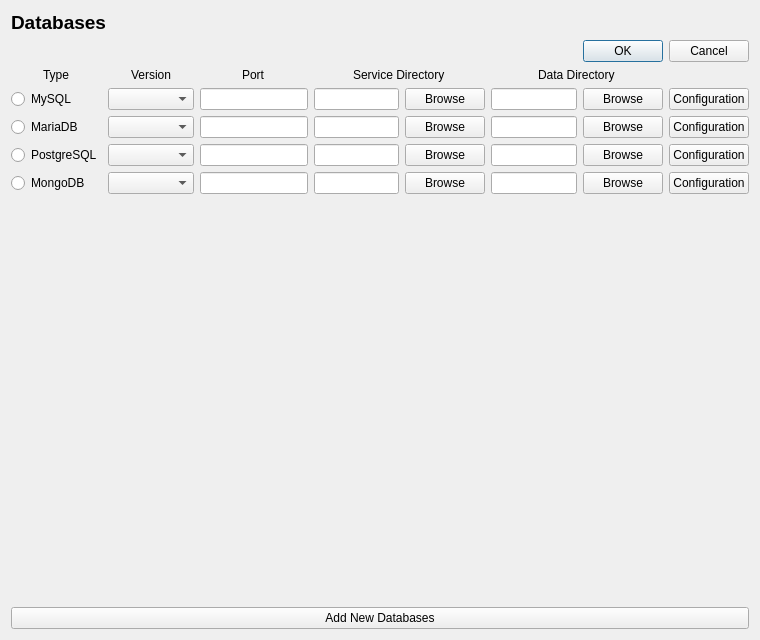
First picture: the form in ui/forms/Pages/DatabasesPage.ui, repository Newt-Louis/pylwss, before the edit.
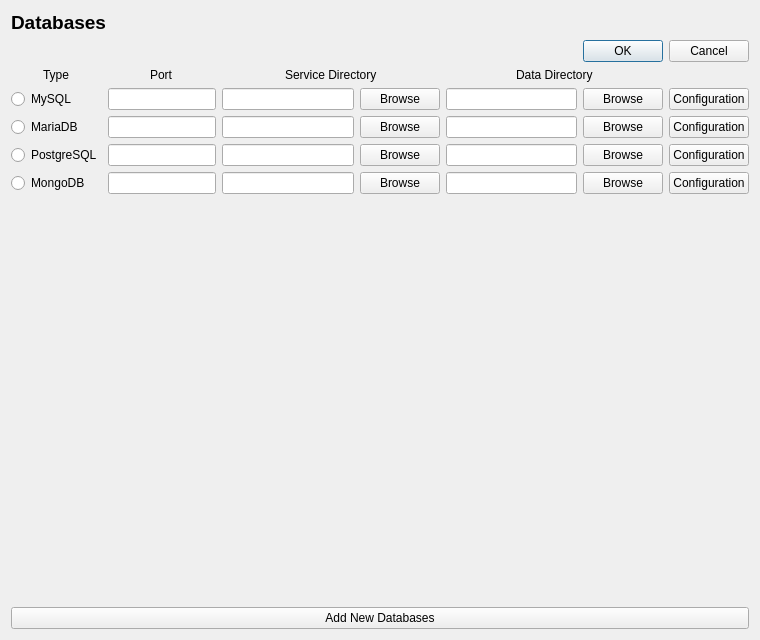
Second picture: the form after the edit.

Commit message: load init data + remove unused selected version

What changed in the file:
```diff
--- a/ui/forms/Pages/DatabasesPage.ui
+++ b/ui/forms/Pages/DatabasesPage.ui
@@ -43,7 +43,97 @@
     </layout>
    </item>
    <item>
-    <layout class="QGridLayout" name="database_content_layout" columnstretch="0,1,0,2,2,0">
+    <layout class="QGridLayout" name="database_content_layout" columnstretch="0,0,1,1,0">
+     <item row="1" column="2">
+      <layout class="QHBoxLayout" name="horizontalLayout">
+       <item>
+        <widget class="QLineEdit" name="mysql_service_dir_lineEdit"/>
+       </item>
+       <item>
+        <widget class="QPushButton" name="mysql_service_dir_browseButton">
+         <property name="text">
+          <string>Browse</string>
+         </property>
+        </widget>
+       </item>
+      </layout>
+     </item>
+     <item row="4" column="0">
+      <widget class="QRadioButton" name="mongodb_radio">
+       <property name="text">
+        <string>MongoDB</string>
+       </property>
+      </widget>
+     </item>
+     <item row="2" column="4">
+      <widget class="QPushButton" name="mariadb_config_pushButton">
+       <property name="text">
+        <string>Configuration</string>
+       </property>
+      </widget>
+     </item>
+     <item row="1" column="3">
+      <layout class="QHBoxLayout" name="horizontalLayout_2">
+       <item>
+        <widget class="QLineEdit" name="mysql_data_dir_lineEdit"/>
+       </item>
+       <item>
+        <widget class="QPushButton" name="mysql_data_dir_browseButton">
+         <property name="text">
+          <string>Browse</string>
+         </property>
+        </widget>
+       </item>
+      </layout>
+     </item>
+     <item row="4" column="2">
+      <layout class="QHBoxLayout" name="horizontalLayout_7">
+       <item>
+        <widget class="QLineEdit" name="mongodb_service_dir_lineEdit"/>
+       </item>
+       <item>
+        <widget class="QPushButton" name="mongodb_service_dir_browseButton">
+         <property name="text">
+          <string>Browse</string>
+         </property>
+        </widget>
+       </item>
+      </layout>
+     </item>
+     <item row="3" column="2">
+      <layout class="QHBoxLayout" name="horizontalLayout_5">
+       <item>
+        <widget class="QLineEdit" name="postgresql_service_dir_lineEdit"/>
+       </item>
+       <item>
+        <widget class="QPushButton" name="postgresql_service_dir_browseButton">
+         <property name="text">
+          <string>Browse</string>
+         </property>
+        </widget>
+       </item>
+      </layout>
+     </item>
+     <item row="2" column="1">
+      <widget class="QLineEdit" name="mariadb_port_lineEdit"/>
+     </item>
+     <item row="1" column="4">
+      <widget class="QPushButton" name="mysql_config_pushButton">
+       <property name="text">
+        <string>Configuration</string>
+       </property>
+      </widget>
+     </item>
+     <item row="0" column="1" alignment="Qt::AlignmentFlag::AlignHCenter">
+      <widget class="QLabel" name="label_3">
+       <property name="styleSheet">
+        <string notr="true">font: 14pt &quot;Segoe UI&quot;;</string>
+       </property>
+       <property name="text">
+        <string>Port</string>
+       </property>
+      </widget>
+     </item>
      <item row="0" column="0" alignment="Qt::AlignmentFlag::AlignHCenter">
       <widget class="QLabel" name="label">
        <property name="styleSheet">
@@ -55,74 +145,23 @@
        </property>
       </widget>
      </item>
-     <item row="0" column="2" alignment="Qt::AlignmentFlag::AlignHCenter">
-      <widget class="QLabel" name="label_3">
-       <property name="styleSheet">
-        <string notr="true">font: 14pt &quot;Segoe UI&quot;;</string>
-       </property>
+     <item row="3" column="4">
+      <widget class="QPushButton" name="postgresql_config_pushButton">
        <property name="text">
-        <string>Port</string>
+        <string>Configuration</string>
        </property>
       </widget>
      </item>
-     <item row="3" column="3">
-      <layout class="QHBoxLayout" name="horizontalLayout_5">
-       <item>
-        <widget class="QLineEdit" name="postgresql_service_dir_lineEdit"/>
-       </item>
-       <item>
-        <widget class="QPushButton" name="postgresql_service_dir_browseButton">
-         <property name="text">
-          <string>Browse</string>
-         </property>
-        </widget>
-       </item>
-      </layout>
-     </item>
      <item row="1" column="1">
-      <widget class="QComboBox" name="mysql_version_comboBox"/>
-     </item>
-     <item row="4" column="0">
-      <widget class="QRadioButton" name="mongodb_radio">
-       <property name="text">
-        <string>MongoDB</string>
-       </property>
-      </widget>
-     </item>
-     <item row="4" column="4">
-      <layout class="QHBoxLayout" name="horizontalLayout_8">
-       <item>
-        <widget class="QLineEdit" name="mongodb_data_dir_lineEdit"/>
-       </item>
-       <item>
-        <widget class="QPushButton" name="mongodb_data_dir_browseButton">
-         <property name="text">
-          <string>Browse</string>
-         </property>
-        </widget>
-       </item>
-      </layout>
-     </item>
-     <item row="0" column="3" alignment="Qt::AlignmentFlag::AlignHCenter">
-      <widget class="QLabel" name="label_4">
-       <property name="styleSheet">
-        <string notr="true">font: 14pt &quot;Segoe UI&quot;;</string>
-       </property>
-       <property name="text">
-        <string>Service Directory</string>
-       </property>
-      </widget>
-     </item>
-     <item row="1" column="0">
-      <widget class="QRadioButton" name="mysql_radio">
-       <property name="text">
-        <string>MySQL</string>
-       </property>
-      </widget>
-     </item>
-     <item row="1" column="2">
       <widget class="QLineEdit" name="mysql_port_lineEdit"/>
      </item>
+     <item row="4" column="4">
+      <widget class="QPushButton" name="mongodb_config_pushButton">
+       <property name="text">
+        <string>Configuration</string>
+       </property>
+      </widget>
+     </item>
      <item row="3" column="0">
       <widget class="QRadioButton" name="postgresql_radio">
        <property name="text">
@@ -131,38 +170,33 @@
       </widget>
      </item>
      <item row="4" column="1">
-      <widget class="QComboBox" name="mongodb_comboBox"/>
-     </item>
-     <item row="0" column="4" alignment="Qt::AlignmentFlag::AlignHCenter">
-      <widget class="QLabel" name="label_5">
-       <property name="styleSheet">
-        <string notr="true">font: 14pt &quot;Segoe UI&quot;;</string>
-       </property>
-       <property name="text">
-        <string>Data Directory</string>
-       </property>
-      </widget>
-     </item>
-     <item row="4" column="2">
       <widget class="QLineEdit" name="mongodb_port_lineEdit"/>
      </item>
-     <item row="0" column="1" alignment="Qt::AlignmentFlag::AlignHCenter">
-      <widget class="QLabel" name="label_2">
+     <item row="1" column="0">
+      <widget class="QRadioButton" name="mysql_radio">
+       <property name="text">
+        <string>MySQL</string>
+       </property>
+      </widget>
+     </item>
+     <item row="0" column="2" alignment="Qt::AlignmentFlag::AlignHCenter">
+      <widget class="QLabel" name="label_4">
        <property name="styleSheet">
         <string notr="true">font: 14pt &quot;Segoe UI&quot;;</string>
        </property>
        <property name="text">
-        <string>Version</string>
+        <string>Service Directory</string>
+       </property>
+      </widget>
+     </item>
+     <item row="2" column="0">
+      <widget class="QRadioButton" name="mariadb_radio">
+       <property name="text">
+        <string>MariaDB</string>
        </property>
       </widget>
      </item>
      <item row="2" column="2">
-      <widget class="QLineEdit" name="mariadb_port_lineEdit"/>
-     </item>
-     <item row="2" column="1">
-      <widget class="QComboBox" name="mariadb_version_comboBox"/>
-     </item>
-     <item row="2" column="3">
       <layout class="QHBoxLayout" name="horizontalLayout_3">
        <item>
         <widget class="QLineEdit" name="mariadb_service_dir_lineEdit"/>
@@ -176,35 +210,7 @@
        </item>
       </layout>
      </item>
-     <item row="1" column="4">
-      <layout class="QHBoxLayout" name="horizontalLayout_2">
-       <item>
-        <widget class="QLineEdit" name="mysql_data_dir_lineEdit"/>
-       </item>
-       <item>
-        <widget class="QPushButton" name="mysql_data_dir_browseButton">
-         <property name="text">
-          <string>Browse</string>
-         </property>
-        </widget>
-       </item>
-      </layout>
-     </item>
-     <item row="4" column="3">
-      <layout class="QHBoxLayout" name="horizontalLayout_7">
-       <item>
-        <widget class="QLineEdit" name="mongodb_service_dir_lineEdit"/>
-       </item>
-       <item>
-        <widget class="QPushButton" name="mongodb_service_dir_browseButton">
-         <property name="text">
-          <string>Browse</string>
-         </property>
-        </widget>
-       </item>
-      </layout>
-     </item>
-     <item row="2" column="4">
+     <item row="2" column="3">
       <layout class="QHBoxLayout" name="horizontalLayout_4">
        <item>
         <widget class="QLineEdit" name="mariadb_data_dir_lineEdit"/>
@@ -218,31 +224,20 @@
        </item>
       </layout>
      </item>
+     <item row="0" column="3" alignment="Qt::AlignmentFlag::AlignHCenter">
+      <widget class="QLabel" name="label_5">
+       <property name="styleSheet">
+        <string notr="true">font: 14pt &quot;Segoe UI&quot;;</string>
+       </property>
+       <property name="text">
+        <string>Data Directory</string>
+       </property>
+      </widget>
+     </item>
      <item row="3" column="1">
-      <widget class="QComboBox" name="postgresql_version_comboBox"/>
+      <widget class="QLineEdit" name="postgresql_port_lineEdit"/>
      </item>
-     <item row="2" column="0">
-      <widget class="QRadioButton" name="mariadb_radio">
-       <property name="text">
-        <string>MariaDB</string>
-       </property>
-      </widget>
-     </item>
-     <item row="1" column="3">
-      <layout class="QHBoxLayout" name="horizontalLayout">
-       <item>
-        <widget class="QLineEdit" name="mysql_service_dir_lineEdit"/>
-       </item>
-       <item>
-        <widget class="QPushButton" name="mysql_service_dir_browseButton">
-         <property name="text">
-          <string>Browse</string>
-         </property>
-        </widget>
-       </item>
-      </layout>
-     </item>
-     <item row="3" column="4">
+     <item row="3" column="3">
       <layout class="QHBoxLayout" name="horizontalLayout_6">
        <item>
         <widget class="QLineEdit" name="postgresql_data_dir_lineEdit"/>
@@ -256,36 +251,19 @@
        </item>
       </layout>
      </item>
-     <item row="3" column="2">
-      <widget class="QLineEdit" name="postgresql_port_lineEdit"/>
-     </item>
-     <item row="1" column="5">
-      <widget class="QPushButton" name="mysql_config_pushButton">
-       <property name="text">
-        <string>Configuration</string>
-       </property>
-      </widget>
-     </item>
-     <item row="2" column="5">
-      <widget class="QPushButton" name="mariadb_config_pushButton">
-       <property name="text">
-        <string>Configuration</string>
-       </property>
-      </widget>
-     </item>
-     <item row="3" column="5">
-      <widget class="QPushButton" name="postgresql_config_pushButton">
-       <property name="text">
-        <string>Configuration</string>
-       </property>
-      </widget>
-     </item>
-     <item row="4" column="5">
-      <widget class="QPushButton" name="mongodb_config_pushButton">
-       <property name="text">
-        <string>Configuration</string>
-       </property>
-      </widget>
+     <item row="4" column="3">
+      <layout class="QHBoxLayout" name="horizontalLayout_8">
+       <item>
+        <widget class="QLineEdit" name="mongodb_data_dir_lineEdit"/>
+       </item>
+       <item>
+        <widget class="QPushButton" name="mongodb_data_dir_browseButton">
+         <property name="text">
+          <string>Browse</string>
+         </property>
+        </widget>
+       </item>
+      </layout>
      </item>
     </layout>
    </item>
```
The commit also changes 5 other files.
